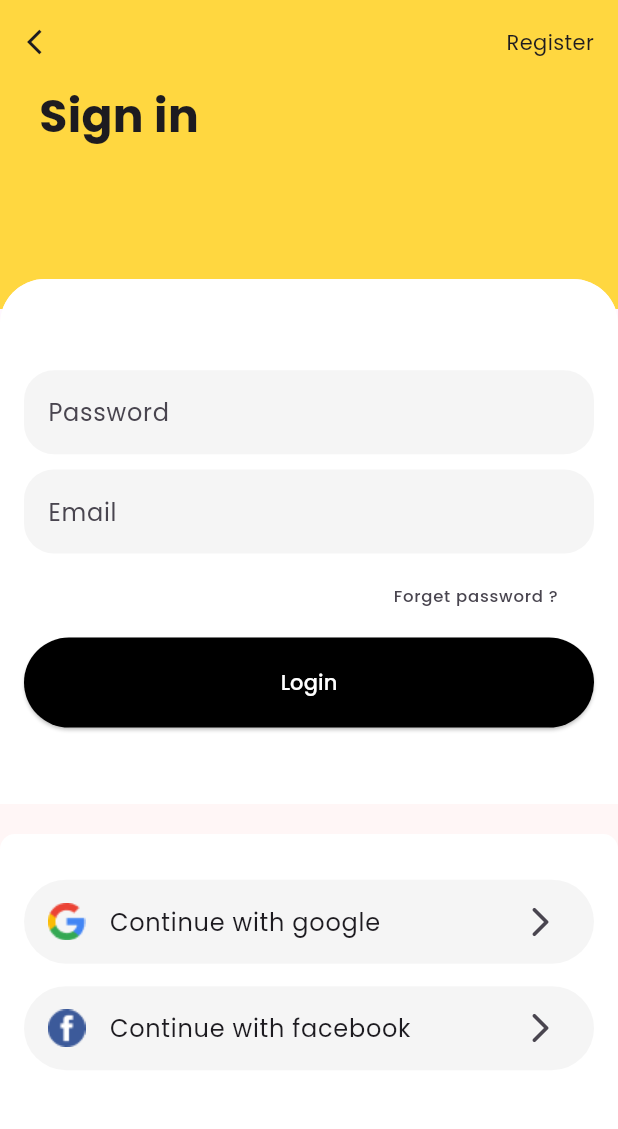
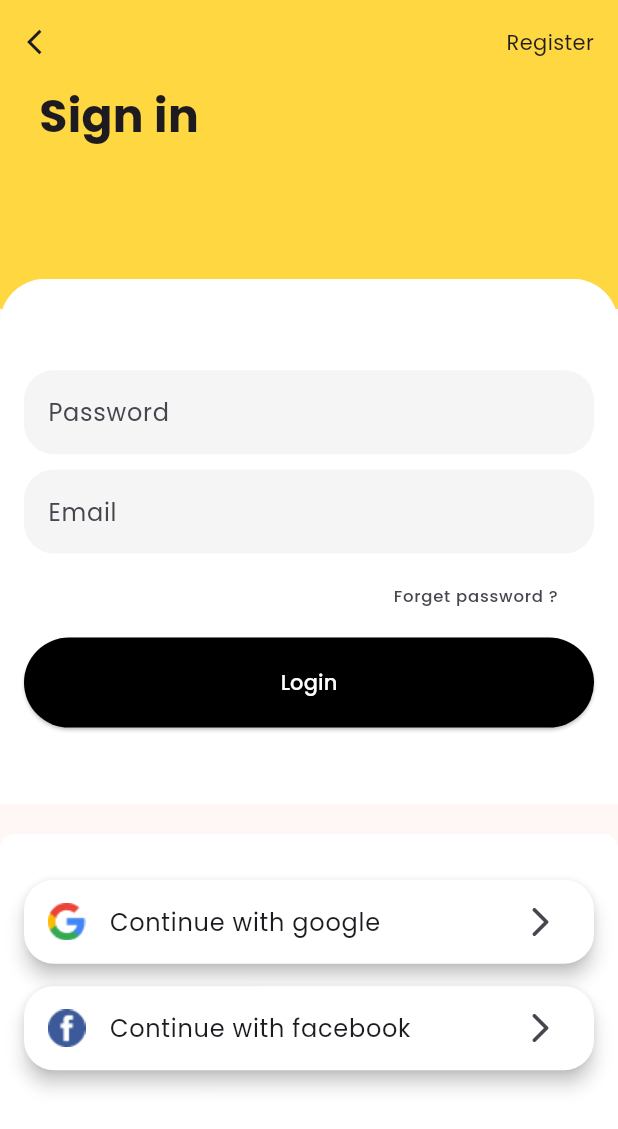
Before and after one commit to Hisamat7/MsMart, a Flutter app: the screen it shows after launch, on a phone screen of 412 x 824 dp. Shown: the top 1129 px of the screen. Run offline on Flutter 3.47's test engine with Material 3 defaults, Android fonts, the phone set to English and light mode, and no system bars; our stand-ins replace flutter_screenutil.

Commit message:
login complete

```diff
--- a/lib/home.dart
+++ b/lib/home.dart
@@ -9,14 +9,14 @@ class Home extends StatefulWidget {
 }
 
 class _HomeState extends State<Home> {
-  Widget listContainer({
-    required String text,
-    required String image
-  }) {
-    return Container(
+  Widget listContainer({required String text, required String image}) {
+    return Card(
       margin: EdgeInsets.only(bottom: 15),
-      decoration: BoxDecoration(
-          color: Colors.grey[100], borderRadius: BorderRadius.circular(30)),
+      color: Colors.white,
+      elevation: 5,
+      shape: RoundedRectangleBorder(
+        borderRadius: BorderRadius.circular(20),
+      ),
       child: ListTile(
         leading: Image.asset(image),
         title: Text(text),
@@ -149,8 +149,12 @@ class _HomeState extends State<Home> {
                               SizedBox(
                                 height: 30.h,
                               ),
-                              listContainer(text: "Continue with google",image:'asset/image/google-icon 1.png' ),
-                              listContainer(text: "Continue with facebook",image:'asset/image/facebook-3 1.png' ),
+                              listContainer(
+                                  text: "Continue with google",
+                                  image: 'asset/image/google-icon 1.png'),
+                              listContainer(
+                                  text: "Continue with facebook",
+                                  image: 'asset/image/facebook-3 1.png'),
                             ],
                           ),
                         ),
```
